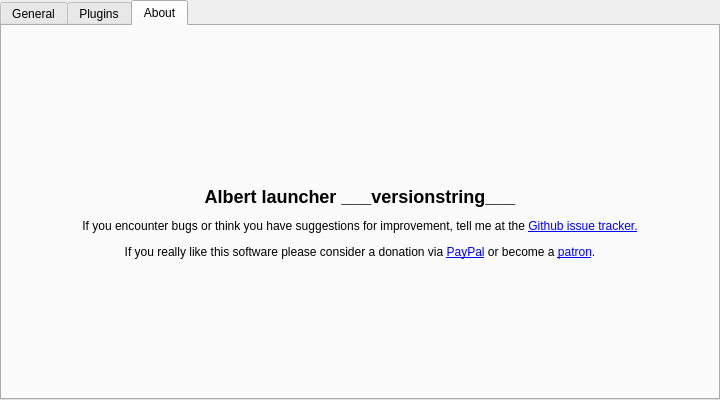
First picture: the form in src/application/src/settingswidget/settingswidget.ui, repository albertlauncher/albert, before the edit.
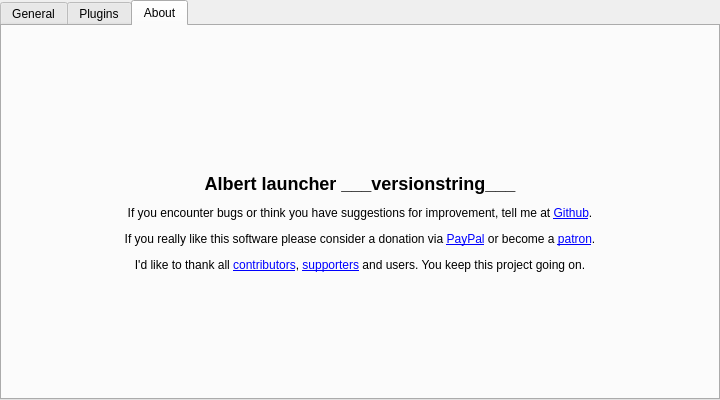
Second picture: the form after the edit. The open tabs and pages were chosen to show the change. Icons and pictures are not drawn. Custom widgets are drawn as their Qt base class.

```diff
--- a/src/application/src/settingswidget/settingswidget.ui
+++ b/src/application/src/settingswidget/settingswidget.ui
@@ -2,6 +2,14 @@
 <ui version="4.0">
  <class>SettingsDialog</class>
  <widget class="QWidget" name="SettingsDialog">
+  <property name="geometry">
+   <rect>
+    <x>0</x>
+    <y>0</y>
+    <width>720</width>
+    <height>400</height>
+   </rect>
+  </property>
   <property name="minimumSize">
    <size>
     <width>720</width>
@@ -581,8 +589,9 @@
 &lt;/head&gt;
 &lt;body&gt;
 &lt;h2&gt;Albert launcher ___versionstring___&lt;/h2&gt;
-&lt;p&gt;If you encounter bugs or think you have suggestions for improvement, tell me at the &lt;a href=&quot;https://github.com/ManuelSchneid3r/albert/issues&quot;&gt;Github issue tracker.&lt;/a&gt;&lt;/p&gt;
+&lt;p&gt;If you encounter bugs or think you have suggestions for improvement, tell me at &lt;a href=&quot;https://github.com/ManuelSchneid3r/albert/issues&quot;&gt;Github&lt;/a&gt;.&lt;/p&gt;
 &lt;p&gt;If you really like this software please consider a donation via &lt;a href=&quot;https://www.paypal.com/cgi-bin/webscr?cmd=_s-xclick&amp;amp;hosted_button_id=W74BQPKPGNSNC&quot;&gt;PayPal&lt;/a&gt; or become a &lt;a href=&quot;https://www.patreon.com/albertlauncher&quot;&gt;patron&lt;/a&gt;.&lt;/p&gt;
+&lt;p&gt;I'd like to thank all &lt;a href=&quot;https://github.com/albertlauncher/albert/graphs/contributors&quot;&gt;contributors&lt;/a&gt;, &lt;a href=&quot;https://albertlauncher.github.io/docs/contributing/#supporters&quot;&gt;supporters&lt;/a&gt; and users. You keep this project going on.&lt;/p&gt;
 &lt;/body&gt;
 &lt;/html&gt;</string>
          </property>
```
